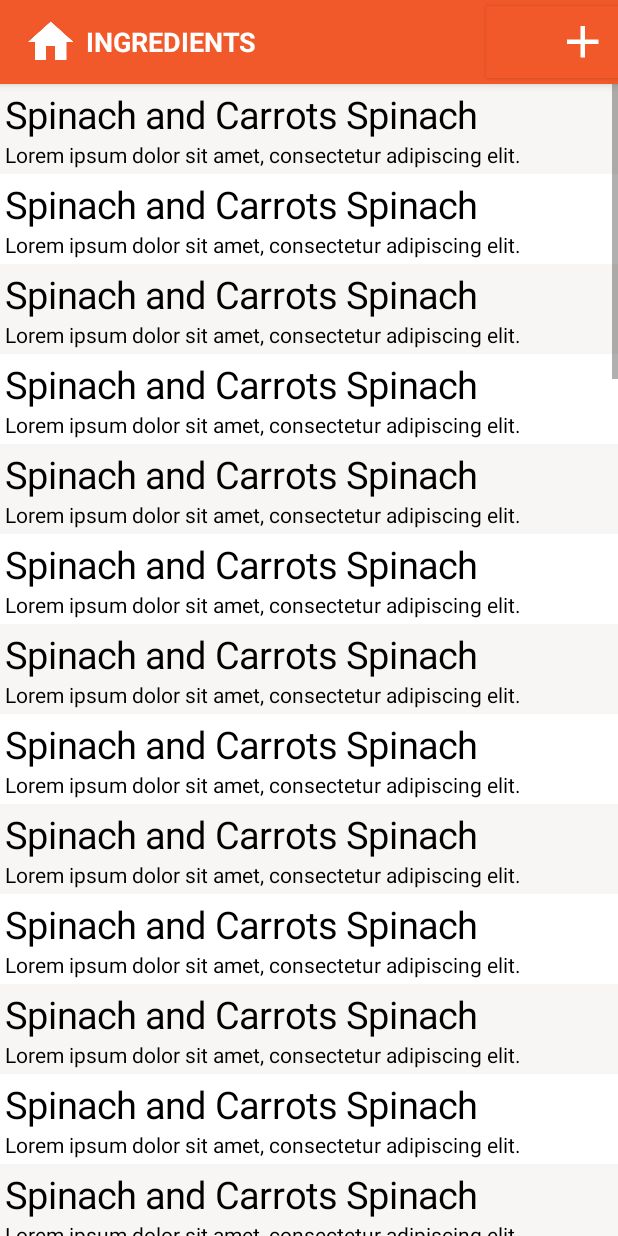
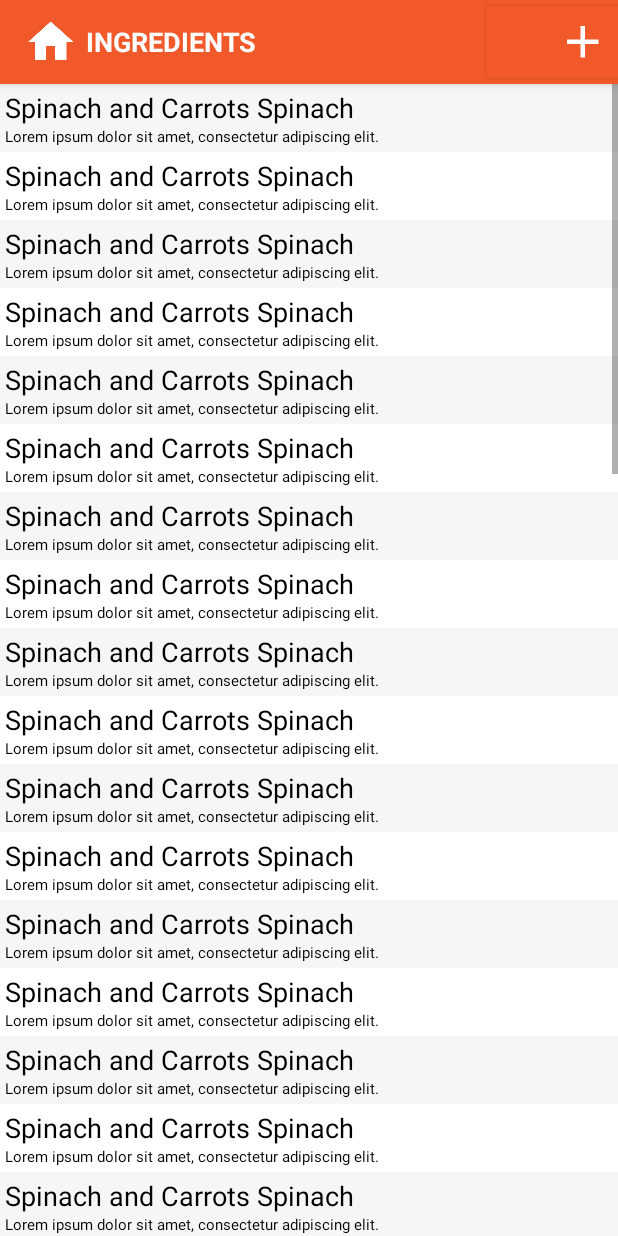
Before and after one commit to mrtongkatali/taste-prosperity, an Android app: the IngredientActivity screen opened directly, with no data from a screen before it, on a phone screen of 412 x 824 dp. Run offline under Robolectric (Android 15) with nearby library versions, the phone set to English and light mode, and no system bars.

Commit message:
Refactored tablerow

```diff
--- a/app/src/main/java/com/example/leod/tasteprosperity/IngredientActivity.java
+++ b/app/src/main/java/com/example/leod/tasteprosperity/IngredientActivity.java
@@ -59,7 +59,7 @@ public class IngredientActivity extends AppCompatActivity {
             container.setOrientation(LinearLayout.VERTICAL);
 
             TextView ingrdName = new TextView(this);
-            ingrdName.setTextSize(25);
+            ingrdName.setTextSize(18);
             ingrdName.setText("Spinach and Carrots Spinach");
             ingrdName.setTextColor(Color.BLACK);
             ingrdName.setLayoutParams(tlParams);
@@ -68,7 +68,7 @@ public class IngredientActivity extends AppCompatActivity {
 
             TextView ingrdDescription = new TextView(this);
             //ingrdDescription.setLayoutParams(new LinearLayout.LayoutParams(LinearLayout.LayoutParams.WRAP_CONTENT, LinearLayout.LayoutParams.WRAP_CONTENT));
-            ingrdDescription.setTextSize(14);
+            ingrdDescription.setTextSize(10);
             ingrdDescription.setText("Lorem ipsum dolor sit amet, consectetur adipiscing elit.");
             ingrdDescription.setTextColor(Color.BLACK);
             ingrdDescription.setLayoutParams(tlParams);
--- a/app/src/main/res/values/strings.xml
+++ b/app/src/main/res/values/strings.xml
@@ -6,7 +6,6 @@
     <string name="title_activity_product">ProductActivity</string>
     <string name="title_activity_home">HomeActivity</string>
     <string name="title_activity_ingredient">IngredientActivity</string>
-    <string name="homeToolbarTitle">TOP (v0.1)</string>
+    <string name="homeToolbarTitle">Taste of Prosperity</string>
     <string name="addIngredientBtnText">ADD INGREDIENT</string>
-    <string name="addIngredientsBtnTxt">ADD INGREDIENT</string>
 </resources>
```
